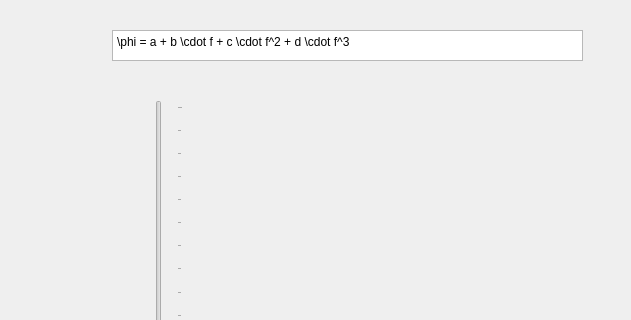
Above: PhasingManual.ui from timesama/M2-Approach before the change; both pictures show x 458 to 1089 and y 0 to 320 of the 1089 by 640 pixel window. Below: the same form after it.
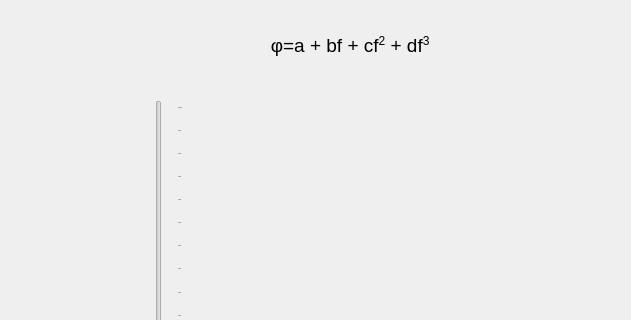
That is the form after the change. Custom widgets are drawn as their Qt base class.

Diff of the .ui file:
```diff
--- a/PhasingManual.ui
+++ b/PhasingManual.ui
@@ -29,12 +29,32 @@
      <x>570</x>
      <y>30</y>
      <width>471</width>
-     <height>31</height>
+     <height>41</height>
     </rect>
    </property>
+   <property name="font">
+    <font>
+     <pointsize>14</pointsize>
+    </font>
+   </property>
+   <property name="mouseTracking">
+    <bool>false</bool>
+   </property>
+   <property name="focusPolicy">
+    <enum>Qt::NoFocus</enum>
+   </property>
    <property name="autoFillBackground">
     <bool>false</bool>
    </property>
+   <property name="styleSheet">
+    <string notr="true">background: transparent</string>
+   </property>
+   <property name="frameShape">
+    <enum>QFrame::NoFrame</enum>
+   </property>
+   <property name="readOnly">
+    <bool>true</bool>
+   </property>
    <property name="html">
     <string>&lt;!DOCTYPE HTML PUBLIC &quot;-//W3C//DTD HTML 4.0//EN&quot; &quot;http://www.w3.org/TR/REC-html40/strict.dtd&quot;&gt;
 &lt;html&gt;&lt;head&gt;&lt;meta name=&quot;qrichtext&quot; content=&quot;1&quot; /&gt;&lt;meta charset=&quot;utf-8&quot; /&gt;&lt;style type=&quot;text/css&quot;&gt;
@@ -42,8 +62,11 @@
 hr { height: 1px; border-width: 0; }
 li.unchecked::marker { content: &quot;\2610&quot;; }
 li.checked::marker { content: &quot;\2612&quot;; }
-&lt;/style&gt;&lt;/head&gt;&lt;body style=&quot; font-family:'Segoe UI'; font-size:9pt; font-weight:400; font-style:normal;&quot;&gt;
-&lt;p style=&quot; margin-top:0px; margin-bottom:0px; margin-left:0px; margin-right:0px; -qt-block-indent:0; text-indent:0px;&quot;&gt;\phi = a + b \cdot f + c \cdot f^2 + d \cdot f^3&lt;/p&gt;&lt;/body&gt;&lt;/html&gt;</string>
+&lt;/style&gt;&lt;/head&gt;&lt;body style=&quot; font-family:'Segoe UI'; font-size:14pt; font-weight:400; font-style:normal;&quot;&gt;
+&lt;p align=&quot;center&quot; style=&quot; margin-top:0px; margin-bottom:0px; margin-left:0px; margin-right:0px; -qt-block-indent:0; text-indent:0px;&quot;&gt; φ=a + bf + cf&lt;span style=&quot; vertical-align:super;&quot;&gt;2&lt;/span&gt; + df&lt;span style=&quot; vertical-align:super;&quot;&gt;3&lt;/span&gt;&lt;/p&gt;&lt;/body&gt;&lt;/html&gt;</string>
+   </property>
+   <property name="textInteractionFlags">
+    <set>Qt::NoTextInteraction</set>
    </property>
   </widget>
   <widget class="QSlider" name="verticalSlider">
```
Left out of the diff: 2 changed lines with no effect on the pictures.
